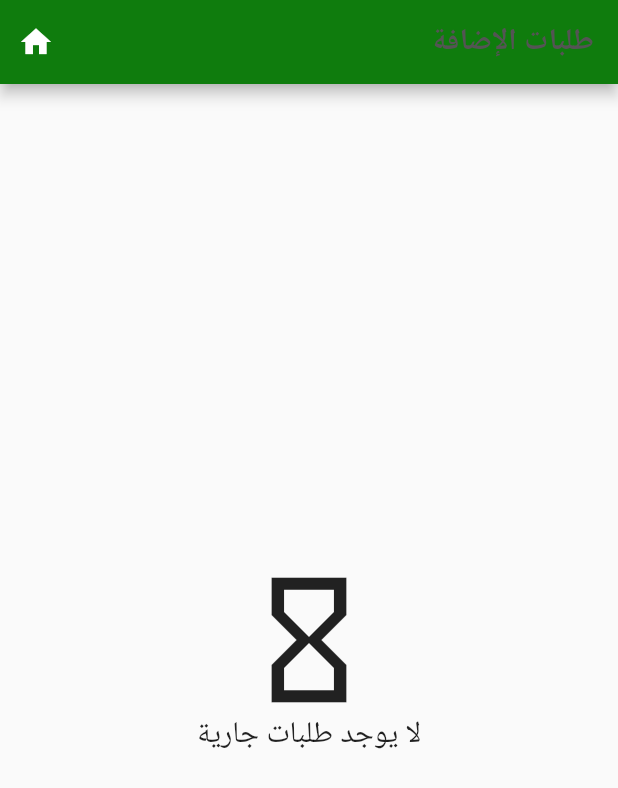
After one commit to Hams-FA/Jamia, a Flutter app: the screen it shows after launch, after a tap on the "home" icon, on a phone screen of 412 x 824 dp. The commit adds this screen. Shown: the top 788 px of the screen. Run offline on Flutter 3.47's test engine with Material 2 defaults, Android fonts, the phone set to English and light mode, and no system bars; our stand-ins replace cloud_firestore, firebase_auth, firebase_core; missing offline and left inert: dart:html; accounts and stored records are empty; Roboto replaces fonts that are missing (Montsterrat Classic).

Commit message:
Request Page final 14 sept.
Final version of request page connected to the database with requestList

```diff
--- /dev/null
+++ b/sprint/lib/RequestPageF.dart
@@ -0,0 +1,151 @@
+import 'package:flutter/material.dart';
+import 'package:sprint/firebase_options.dart';
+import 'package:firebase_core/firebase_core.dart';
+import 'package:cloud_firestore/cloud_firestore.dart';
+import 'package:firebase_auth/firebase_auth.dart';
+import 'dart:html';
+import 'dart:ui' as ui;
+import 'package:url_launcher/url_launcher.dart';
+
+
+class RequestPageF extends StatelessWidget {
+  const RequestPageF({super.key});
+
+  @override
+  Widget build(BuildContext context) {
+    return Directionality(textDirection : ui.TextDirection.rtl ,
+    child : Scaffold(
+      appBar: AppBar(
+         actions:<Widget> [
+        IconButton(icon: Icon(Icons.home) , onPressed:() async {
+  const url = 'home.dart';
+  if (await canLaunch(url)) {
+   await launch(url);
+  } else {
+   throw 'Could not launch $url';
+  }}),
+        ],
+        title: const Text('طلبات الإضافة' ,
+        textAlign: TextAlign.right,
+                      overflow: TextOverflow.ellipsis,
+                      style: const TextStyle(fontWeight: FontWeight.bold , fontFamily: "Montsterrat Classic" , color: Color(0xFF545454))),
+        backgroundColor: Color(0xFF0F7C0D),
+
+      ),
+      body: StreamBuilder<QuerySnapshot<Map<String, dynamic>>>(
+          stream: FirebaseFirestore.instance
+              .collection('requestList')
+              // .where('status', isEqualTo: 'Pending')
+              .snapshots(),
+          builder: (context, snapshot) {
+            if (snapshot.hasData) {
+              final reqts = snapshot.data!;
+              if (reqts.docs.isEmpty) {
+                return Center(
+                  child: Column(
+                    mainAxisSize: MainAxisSize.min,
+                    children: [
+                      Icon(
+                        Icons.hourglass_empty,
+                        size: 100,
+                      ),
+                      Text('لا يوجد طلبات جارية',
+                          style: Theme.of(context).textTheme.headline6),
+                    ],
+                  ),
+                );
+              }
+              return ListView(
+                children: reqts.docs
+                    .map(
+                      (doc) => buildCard(doc),
+                    )
+                    .toList(),
+              );
+            } else
+              return Text('حدث خطأ ما' ,
+              style: const TextStyle(fontWeight: FontWeight.bold , fontFamily: "Montsterrat Classic" , color: Color(0xFF545454)));
+          }),
+    ),);
+  }
+}
+
+// card with title and subtitle and action buttons
+Card buildCard(QueryDocumentSnapshot doc) {
+  return
+   Card(
+    child: Column(
+      mainAxisSize: MainAxisSize.min,
+      children: <Widget>[
+        ListTile(
+          title: FutureBuilder<DocumentSnapshot<Map<String, dynamic>>>(
+              future: FirebaseFirestore.instance
+                  .collection('JamiaGroup')
+                  .doc(doc['jamiaID'])
+                  .get(),
+              builder: (context, snapshot) {
+                if (snapshot.hasData) {
+                  final jamiah = snapshot.data!;
+                  return Text(jamiah['name']);
+                } else
+                  return Text('جاري التحميل',
+                  style: const TextStyle(fontWeight: FontWeight.bold , fontFamily: "Montsterrat Classic" , color: Color(0xFF545454))
+                  );
+              }),
+          leading: CircleAvatar( backgroundColor: Color(0xFF0F7C0D) , child: Text(doc.get('jamiaID'))),
+          subtitle: Text(doc.id),
+        ),
+        Row(
+          mainAxisAlignment: MainAxisAlignment.end,
+          children: <Widget>[
+
+
+              TextButton(
+              onPressed: () {
+                //forgot password screen
+              },
+              child:
+              const Text('للمزيد من التفاصيل', style: const TextStyle(fontWeight: FontWeight.bold , fontFamily: "Montsterrat Classic" , color: Color(0xFF545454) )),
+            ),
+            TextButton(
+              child:
+                  const Text('قبول', style: TextStyle(color: Colors.green , fontFamily: "Montsterrat Classic")),
+              onPressed: () {
+                // add user to jamiahGroup to members collection
+                FirebaseFirestore.instance
+                    .collection('JamiaGroup')
+                    .doc(doc['jamiaID'])
+                    .collection('members')
+                    .doc(doc.id)
+                    .update({
+                  'name': doc.id,
+                  // 'email': doc['email'],
+                  // 'phone': doc['phone'],
+                  // 'amount': doc['amount'],
+                  // 'endDate': doc['endDate'],
+                  'status': 'Active',
+                });
+                doc.reference.delete();
+              },
+            ),
+            const SizedBox(width: 8),
+            TextButton(
+              child: const Text('رفض', style: TextStyle(color: Colors.red , fontFamily: "Montsterrat Classic")),
+              onPressed: () {
+                FirebaseFirestore.instance
+                    .collection('JamiaGroup')
+                    .doc(doc['jamiaID'])
+                    .collection('members')
+                    .doc(doc.id)
+                    .delete();
+                // Rejected
+                doc.reference.delete();
+              },
+            ),
+            const SizedBox(width: 8),
+          ],
+        ),
+      ],
+    ),
+   );
+}
--- a/sprint/lib/main.dart
+++ b/sprint/lib/main.dart
@@ -1,8 +1,10 @@
 import 'package:flutter/material.dart';
+
+import 'package:sprint/RequestPageF.dart';
 
 
 
-import 'package:sprint/RequestPage.dart';
+
 import 'package:sprint/firebase_options.dart';
 import 'package:firebase_core/firebase_core.dart';
 
@@ -36,7 +38,7 @@ class MyApp extends StatelessWidget {
         // is not restarted.
         primarySwatch: Colors.blue,
       ),
-      home: RequestPage()/*application. It is stateful, meaning
+      home: RequestPageF()/*application. It is stateful, meaning
   // that it has a State object (defined below) that contains fields that affect
   // how it looks.
 
```
